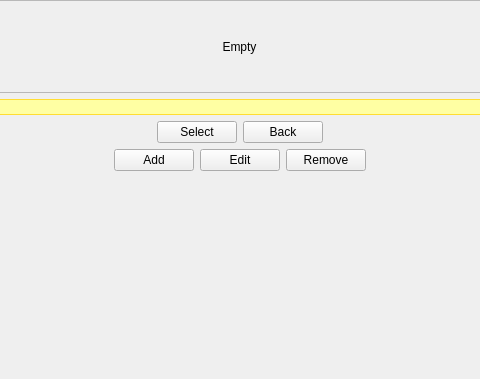
The window that client/qt/Multi.ui (alphaonex86/CatchChallenger) describes before a commit, drawn with Qt 5; both pictures show x 177 to 657 and y 208 to 587 of the 833 by 587 pixel window.
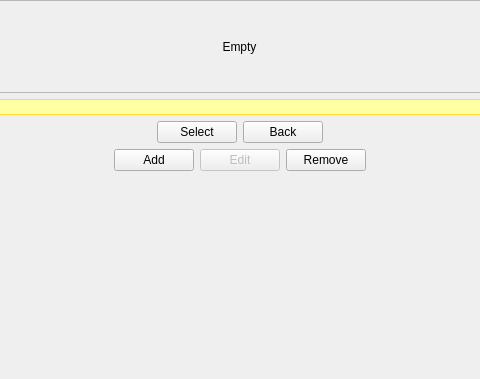
The same window after the commit.

Patch:
```diff
--- a/client/qt/Multi.ui
+++ b/client/qt/Multi.ui
@@ -146,6 +146,12 @@
         </item>
         <item>
          <widget class="QPushButton" name="server_edit">
+          <property name="enabled">
+           <bool>false</bool>
+          </property>
+          <property name="toolTip">
+           <string>Todo</string>
+          </property>
           <property name="text">
            <string>Edit</string>
           </property>
```
